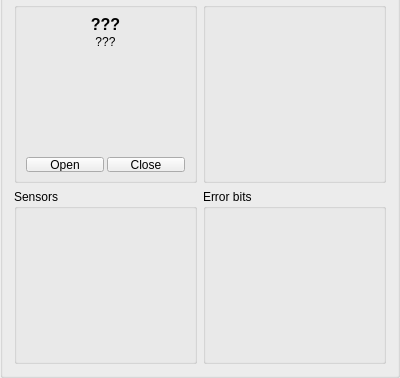
Old version of the form widgets/qdome.ui in the repository AMOS-uniba/amos-client; both pictures show x 0 to 400 and y 342 to 720 of the 400 by 720 pixel window.
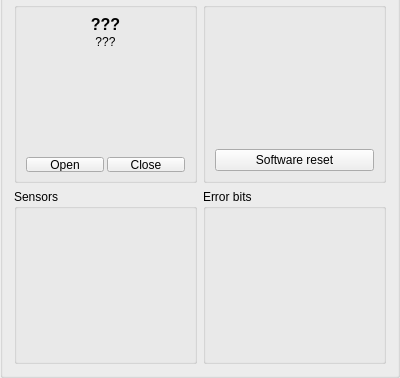
New version of the form. Custom widgets are drawn as their Qt base class.

Commit message: Added software reset command

Diff of the .ui file:
```diff
--- a/widgets/qdome.ui
+++ b/widgets/qdome.ui
@@ -234,6 +234,13 @@
         </property>
        </widget>
       </item>
+      <item>
+       <widget class="QPushButton" name="pb_sw_reset">
+        <property name="text">
+         <string>Software reset</string>
+        </property>
+       </widget>
+      </item>
      </layout>
     </widget>
    </item>
```
The commit also changes 4 other files.
